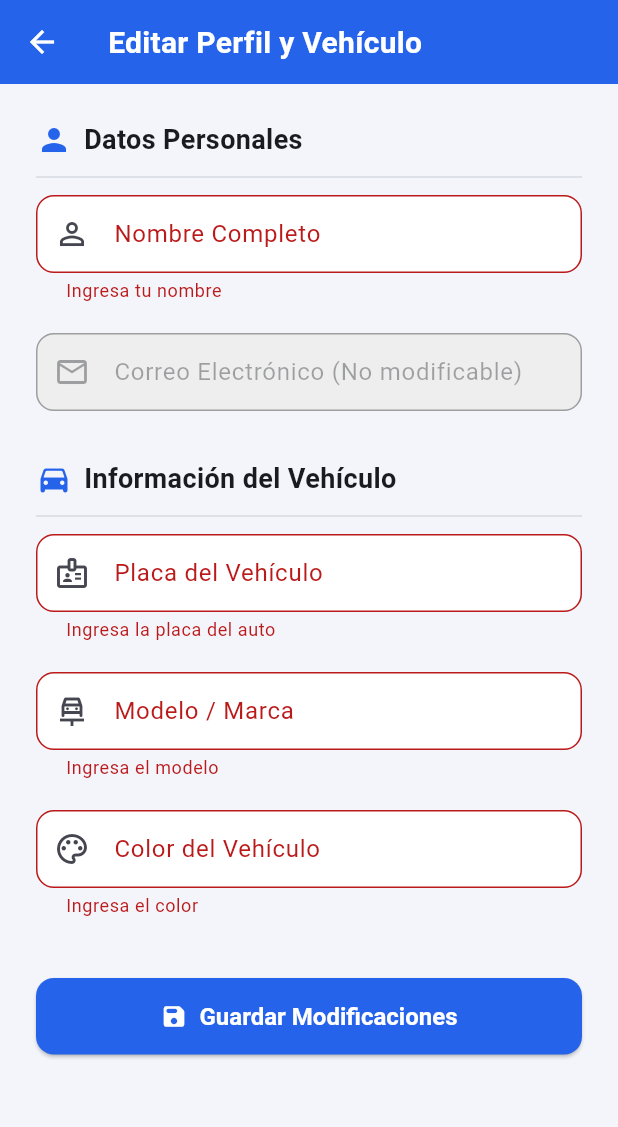
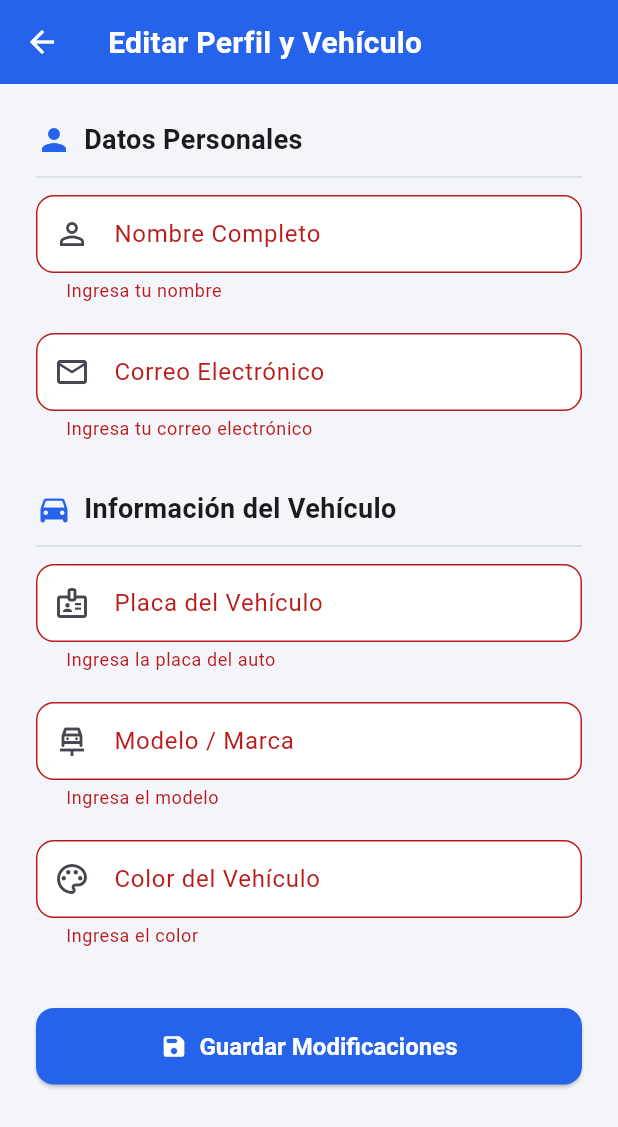
Before and after one commit to Steevenbr/smartparking, a Flutter app: the EditProfileScreen screen opened directly, after a tap on "Guardar Modificaciones", on a phone screen of 412 x 824 dp. Shown: the top 1127 px of the screen. Run offline on Flutter 3.47's test engine with Material 3 defaults, Android fonts, the phone set to English and light mode, and no system bars; our stand-ins replace cloud_firestore, firebase_auth, firebase_core, fl_chart, flutter_map, geolocator and 3 more; missing offline and left inert: file_saver; accounts and stored records are empty.

Commit message:
feat: habilitar modificación y validación de correo electrónico en perfil de usuario

```diff
--- a/lib/screens/edit_profile_screen.dart
+++ b/lib/screens/edit_profile_screen.dart
@@ -17,6 +17,7 @@ class _EditProfileScreenState extends State<EditProfileScreen> {
 
   // Controladores de texto para el perfil y vehículo
   final _nombreController = TextEditingController();
+  final _emailController = TextEditingController(); // ⬅️ Controlador asignado para el Email
   final _placaController = TextEditingController();
   final _modeloController = TextEditingController();
   final _colorController = TextEditingController();
@@ -33,6 +34,7 @@ class _EditProfileScreenState extends State<EditProfileScreen> {
   @override
   void dispose() {
     _nombreController.dispose();
+    _emailController.dispose(); // ⬅️ Dispose correcto
     _placaController.dispose();
     _modeloController.dispose();
     _colorController.dispose();
@@ -56,10 +58,10 @@ class _EditProfileScreenState extends State<EditProfileScreen> {
           final data = doc.data();
           if (data != null) {
             setState(() {
-              // Muestra el nombre con el que el usuario inició sesión/se registró
               _nombreController.text = data['nombre'] ?? '';
+              // Carga el email almacenado en el documento de la base de datos
+              _emailController.text = data['email'] ?? _authService.usuarioActual?.email ?? '';
 
-              // Mapeo seguro si la estructura del coche existe
               if (data['vehiculo'] != null) {
                 final vehiculo = data['vehiculo'] as Map<String, dynamic>;
                 _placaController.text = vehiculo['placa'] ?? '';
@@ -90,6 +92,17 @@ class _EditProfileScreenState extends State<EditProfileScreen> {
       setState(() => _isSaving = true);
 
       try {
+        final emailActual = _authService.usuarioActual?.email ?? '';
+        final nuevoEmail = _emailController.text.trim();
+
+        // 1. Si el correo cambió, disparamos la lógica de verificación de Firebase Auth
+        bool correoModificado = false;
+        if (nuevoEmail != emailActual && nuevoEmail.isNotEmpty) {
+          await _authService.actualizarEmail(nuevoEmail);
+          correoModificado = true;
+        }
+
+        // 2. Guardamos el resto de la información del perfil y vehículo
         await _authService.actualizarPerfilYVehiculo(
           nombre: _nombreController.text,
           placa: _placaController.text,
@@ -98,10 +111,16 @@ class _EditProfileScreenState extends State<EditProfileScreen> {
         );
 
         if (mounted) {
+          String mensajeExito = 'Perfil y vehículo actualizados correctamente.';
+          if (correoModificado) {
+            mensajeExito += ' Se envió un correo de confirmación a su nueva dirección.';
+          }
+
           ScaffoldMessenger.of(context).showSnackBar(
-            const SnackBar(
-              content: Text('Perfil y vehículo actualizados correctamente.'),
+            SnackBar(
+              content: Text(mensajeExito),
               backgroundColor: Colors.green,
+              duration: const Duration(seconds: 5),
             ),
           );
           Navigator.pop(context); // Regresa al Home
@@ -146,7 +165,7 @@ class _EditProfileScreenState extends State<EditProfileScreen> {
               ),
               const Divider(height: 24),
 
-              // Input de Nombre Completo (Aparece cargado automáticamente con su cuenta)
+              // Input de Nombre Completo
               TextFormField(
                 controller: _nombreController,
                 decoration: InputDecoration(
@@ -158,17 +177,26 @@ class _EditProfileScreenState extends State<EditProfileScreen> {
               ),
               const SizedBox(height: 20),
 
-              // Input de Correo Electrónico (Informativo, bloqueado para evitar inconsistencias de Auth)
+              // Input de Correo Electrónico (Habilitado y Validado)
               TextFormField(
-                initialValue: _authService.usuarioActual?.email,
-                enabled: false,
+                controller: _emailController,
+                keyboardType: TextInputType.emailAddress,
                 decoration: InputDecoration(
-                  labelText: 'Correo Electrónico (No modificable)',
+                  labelText: 'Correo Electrónico',
                   prefixIcon: const Icon(Icons.email_outlined),
-                  fillColor: Colors.grey[200],
-                  filled: true,
+                  hintText: 'ejemplo@correo.com',
                   border: OutlineInputBorder(borderRadius: BorderRadius.circular(12)),
                 ),
+                validator: (value) {
+                  if (value == null || value.trim().isEmpty) {
+                    return 'Ingresa tu correo electrónico';
+                  }
+                  // Validación por Expresión Regular estándar para correos
+                  if (!RegExp(r'^[\w-\.]+@([\w-]+\.)+[\w-]{2,4}$').hasMatch(value.trim())) {
+                    return 'El formato del correo electrónico no es válido';
+                  }
+                  return null;
+                },
               ),
               const SizedBox(height: 32),
 
```
Also changed, not shown: lib/services/auth_service.dart (+25 -0 lines), pubspec.lock, 3 other files.
